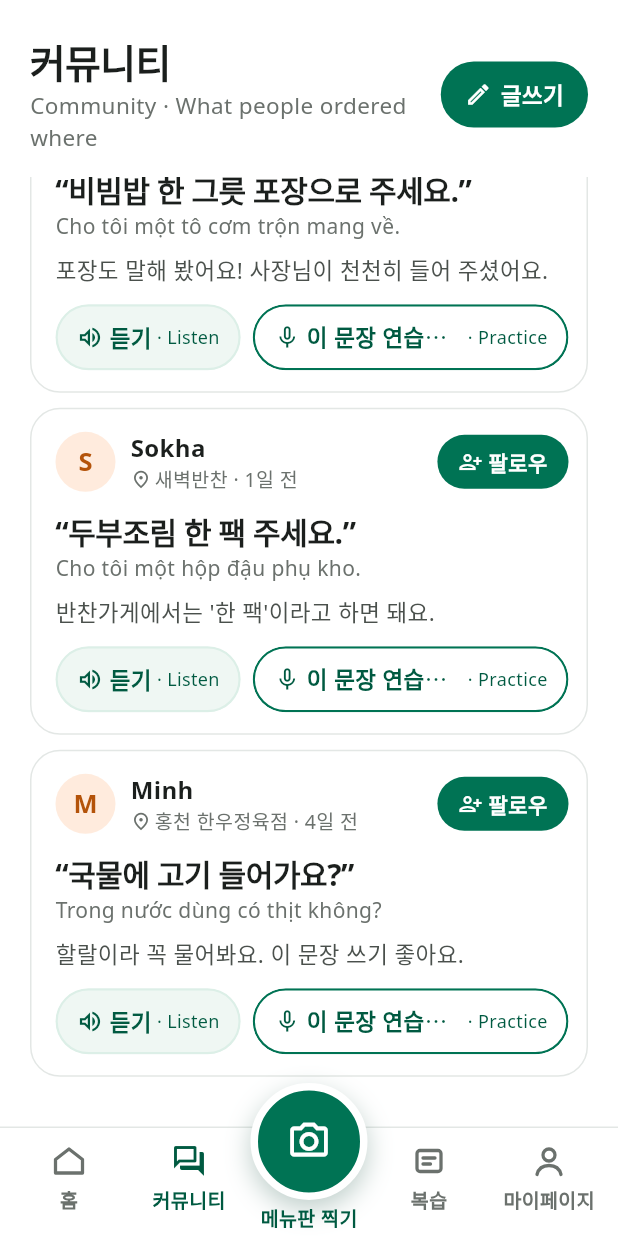
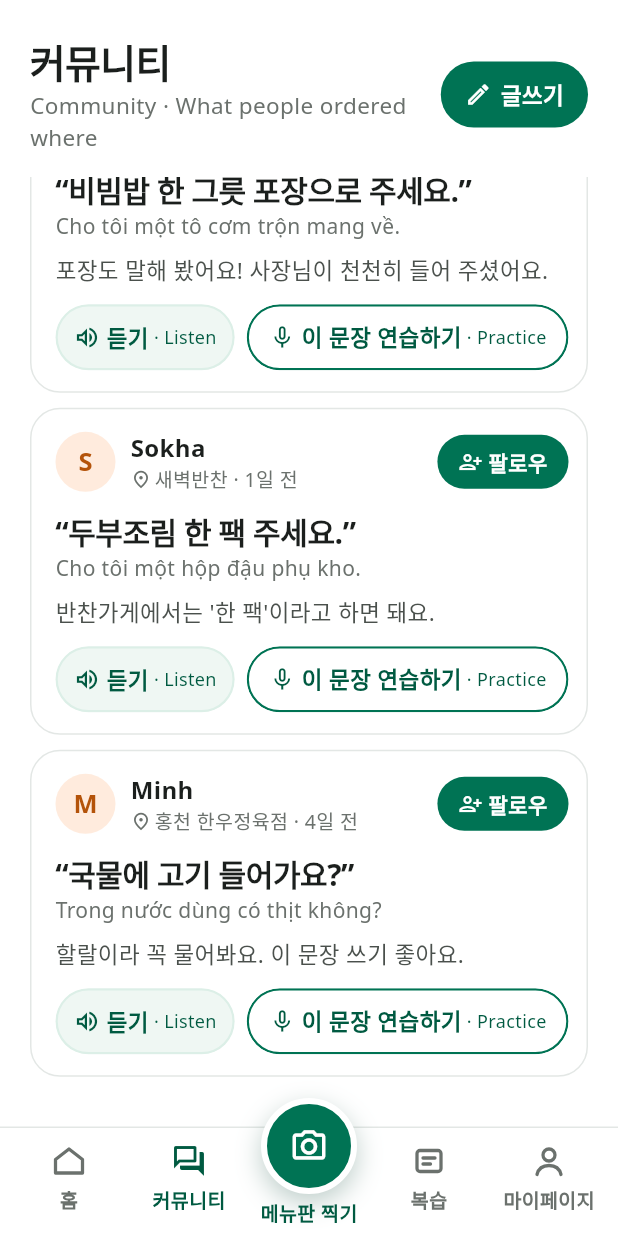
Before and after one commit to sso0x0/IJU, a Flutter app: the CommunityScreen screen opened by its route, scrolled down 541 dp, on a phone screen of 412 x 824 dp. Run offline on Flutter 3.47's test engine with Material 3 defaults, Android fonts, the phone set to English and light mode, and no system bars; our stand-ins replace cupertino_ui, flutter_map, flutter_svg, flutter_tts, geolocator, go_router and 7 more; missing offline and left inert: dart:js_interop, dart:ui_web; accounts and stored records are empty; generated files the repository leaves out were written again; network calls fail; Roboto replaces fonts that are missing (GyeonggiTitle, Noto Sans); statements that could not run were skipped.

Commit message:
fix: 디버그 리본 숨김, 메뉴판 찍기 버튼 축소, 연습하기 버튼 글자 잘림 수정
Co-Authored-By: Claude Opus 5.5 <noreply@anthropic.com>

```diff
--- a/lib/app/app.dart
+++ b/lib/app/app.dart
@@ -14,6 +14,7 @@ class IjuApp extends StatelessWidget {
   @override
   Widget build(BuildContext context) {
     return MaterialApp.router(
+      debugShowCheckedModeBanner: false,
       onGenerateTitle: (context) => AppLocalizations.of(context).appName,
       theme: AppTheme.light,
       routerConfig: appRouter,
--- a/lib/features/community/post_card.dart
+++ b/lib/features/community/post_card.dart
@@ -243,23 +243,23 @@ class _PillButton extends StatelessWidget {
         child: SizedBox(
           height: 44,
           child: Padding(
-            padding: const EdgeInsets.symmetric(horizontal: 14),
+            padding: const EdgeInsets.symmetric(horizontal: 12),
+            // 폭이 모자라면 글자를 자르지 않고 통째로 살짝 줄여요.
+            child: Center(
+              child: FittedBox(
+                fit: BoxFit.scaleDown,
                 child: Row(
                   mainAxisSize: MainAxisSize.min,
-              mainAxisAlignment: MainAxisAlignment.center,
                   children: [
                     Icon(icon, size: 18, color: fg),
                     const SizedBox(width: 4),
-                Flexible(
-                  child: Text(
+                    Text(
                       label,
                       maxLines: 1,
-                    overflow: TextOverflow.ellipsis,
                       style: TextStyle(
                         fontSize: 15,
                         fontWeight: FontWeight.w800,
                         color: fg,
-                    ),
                       ),
                     ),
                     Text(
@@ -275,6 +275,8 @@ class _PillButton extends StatelessWidget {
               ),
             ),
           ),
+        ),
+      ),
     );
   }
 }
--- a/lib/widgets/iju_tab_bar.dart
+++ b/lib/widgets/iju_tab_bar.dart
@@ -14,7 +14,7 @@ import 'iju_icon.dart';
 enum IjuTab { home, community, review, profile }
 
 /// 하단 탭 (01 공통 컴포넌트 '하단 탭').
-/// 홈 / 커뮤니티 / 복습 / 마이페이지 + 가운데 떠 있는 "메뉴판 찍기" (68pt).
+/// 홈 / 커뮤니티 / 복습 / 마이페이지 + 가운데 떠 있는 "메뉴판 찍기" (64pt).
 /// 선택 탭은 굵은 아이콘·글자 + 초록.
 class IjuTabBar extends StatelessWidget {
   const IjuTabBar({super.key, required this.current});
@@ -107,7 +107,7 @@ class _ScanTab extends StatelessWidget {
 
   @override
   Widget build(BuildContext context) {
-    // 떠 있는 위쪽 30pt는 탭 바 밖이라 눌리지 않으므로 가운데 칸 전체를 누를 수 있게 합니다.
+    // 떠 있는 위쪽 20pt는 탭 바 밖이라 눌리지 않으므로 가운데 칸 전체를 누를 수 있게 합니다.
     return GestureDetector(
       behavior: HitTestBehavior.opaque,
       onTap: () => context.push(menuScanPath('restaurant')),
@@ -116,17 +116,17 @@ class _ScanTab extends StatelessWidget {
         alignment: Alignment.topCenter,
         children: [
           Positioned(
-            top: -30,
+            top: -20,
             child: Semantics(
               button: true,
               label: '메뉴판 찍기 · ${nt('Chụp menu')}',
               child: Container(
-                width: 78,
-                height: 78,
+                width: 64,
+                height: 64,
                 decoration: BoxDecoration(
                   color: AppColors.primary,
                   shape: BoxShape.circle,
-                  border: Border.all(color: AppColors.surface, width: 5),
+                  border: Border.all(color: AppColors.surface, width: 4),
                   boxShadow: const [
                     BoxShadow(
                       color: Color(0x40003F2E),
@@ -137,14 +137,14 @@ class _ScanTab extends StatelessWidget {
                 ),
                 child: const Icon(
                   Icons.photo_camera_outlined,
-                  size: 30,
+                  size: 26,
                   color: Colors.white,
                 ),
               ),
             ),
           ),
           const Positioned(
-            top: 50,
+            top: 47,
             child: ExcludeSemantics(
               child: Text(
                 '메뉴판 찍기',
```
Lines whose indentation alone changed are shown as unchanged.
